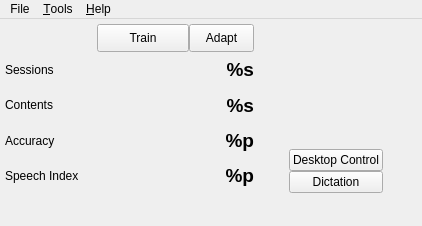
smartboyhw/speechcontrol, file res/ui/main-window.ui: the form before one commit.
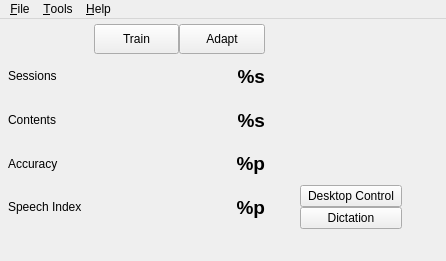
The form after the commit. Icons and pictures are not drawn.

Commit message: Updated the main window's size. Added accelerator keys for nearly all of the QActions in the main window. Added a new QAction (Help -> Help) that points to SpeechControl's online user guides.

Diff of the .ui file:
```diff
--- a/res/ui/main-window.ui
+++ b/res/ui/main-window.ui
@@ -10,8 +10,8 @@
    <rect>
     <x>0</x>
     <y>0</y>
-    <width>422</width>
-    <height>226</height>
+    <width>446</width>
+    <height>261</height>
    </rect>
   </property>
   <property name="windowTitle">
@@ -34,10 +34,10 @@
    <widget class="QWidget" name="formLayoutWidget">
     <property name="geometry">
      <rect>
-      <x>5</x>
+      <x>8</x>
       <y>5</y>
-      <width>413</width>
-      <height>169</height>
+      <width>429</width>
+      <height>205</height>
      </rect>
     </property>
     <layout class="QGridLayout" name="gridLayout_2">
@@ -99,6 +99,12 @@
            <verstretch>0</verstretch>
           </sizepolicy>
          </property>
+         <property name="maximumSize">
+          <size>
+           <width>16777215</width>
+           <height>30</height>
+          </size>
+         </property>
          <property name="text">
           <string>Train</string>
          </property>
@@ -114,8 +120,8 @@
          </property>
          <property name="maximumSize">
           <size>
-           <width>65</width>
-           <height>28</height>
+           <width>16777215</width>
+           <height>30</height>
           </size>
          </property>
          <property name="text">
@@ -285,7 +291,7 @@
          <item>
           <widget class="QPushButton" name="btnDsktpCntrl">
            <property name="sizePolicy">
-            <sizepolicy hsizetype="Minimum" vsizetype="Preferred">
+            <sizepolicy hsizetype="MinimumExpanding" vsizetype="Preferred">
              <horstretch>0</horstretch>
              <verstretch>0</verstretch>
             </sizepolicy>
@@ -310,7 +316,7 @@
          <item>
           <widget class="QPushButton" name="btnDctn">
            <property name="sizePolicy">
-            <sizepolicy hsizetype="Minimum" vsizetype="Preferred">
+            <sizepolicy hsizetype="MinimumExpanding" vsizetype="Preferred">
              <horstretch>0</horstretch>
              <verstretch>0</verstretch>
             </sizepolicy>
@@ -409,7 +415,7 @@
     <rect>
      <x>0</x>
      <y>0</y>
-     <width>422</width>
+     <width>446</width>
      <height>21</height>
     </rect>
    </property>
@@ -418,7 +424,7 @@
    </property>
    <widget class="QMenu" name="menuFile">
     <property name="title">
-     <string>File</string>
+     <string>&amp;File</string>
     </property>
     <addaction name="actionQuit"/>
    </widget>
```
Left out of the diff: 56 changed lines with no effect on the pictures. The commit also changes 2 other files.
